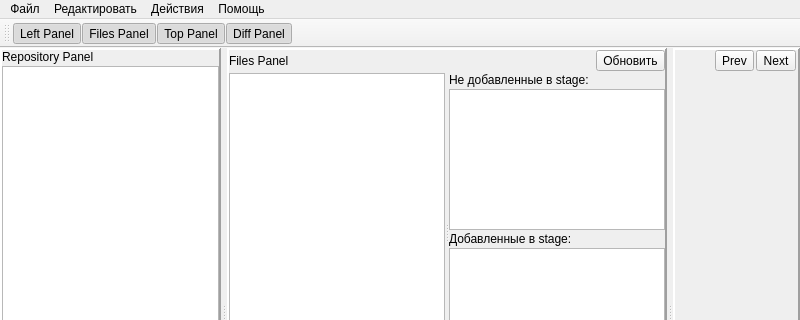
The window that commit_craft_app/mainwindow.ui (CJayM/CommitCraft) describes before a commit, drawn with Qt 5; both pictures show x 0 to 800 and y 0 to 320 of the 800 by 600 pixel window.
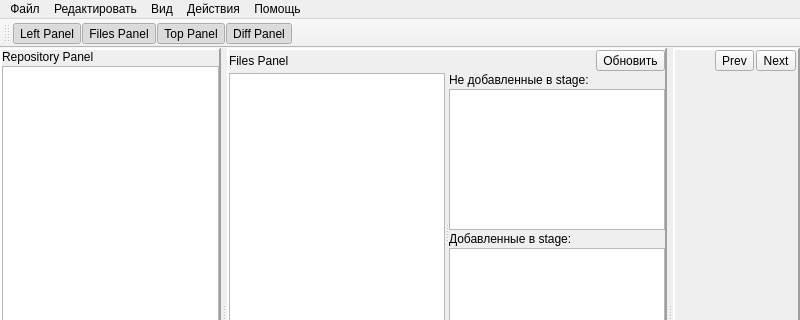
The same window after the commit. Icons and pictures are not drawn. Custom widgets are drawn as their Qt base class.

Commit message: Добавлено меню "Вид"

Patch:
```diff
--- a/commit_craft_app/mainwindow.ui
+++ b/commit_craft_app/mainwindow.ui
@@ -631,6 +631,16 @@
     <addaction name="actionEditGitignore"/>
     <addaction name="actionSettings"/>
    </widget>
+   <widget class="QMenu" name="menuView">
+    <property name="title">
+     <string>Вид</string>
+    </property>
+    <addaction name="actionToggleLeftPanel"/>
+    <addaction name="actionToggleBranchesPanel"/>
+    <addaction name="actionToggleFilesPanel"/>
+    <addaction name="actionToggleTopPanel"/>
+    <addaction name="actionToggleRightPanel"/>
+   </widget>
    <widget class="QMenu" name="menu">
     <property name="title">
      <string>Действия</string>
@@ -663,6 +673,7 @@
    </widget>
    <addaction name="menuFile"/>
    <addaction name="menuEdit"/>
+   <addaction name="menuView"/>
    <addaction name="menu"/>
    <addaction name="menuHelp"/>
   </widget>
```
Left out of the diff: 19 changed lines with no effect on the pictures. The commit also changes 2 other files.
